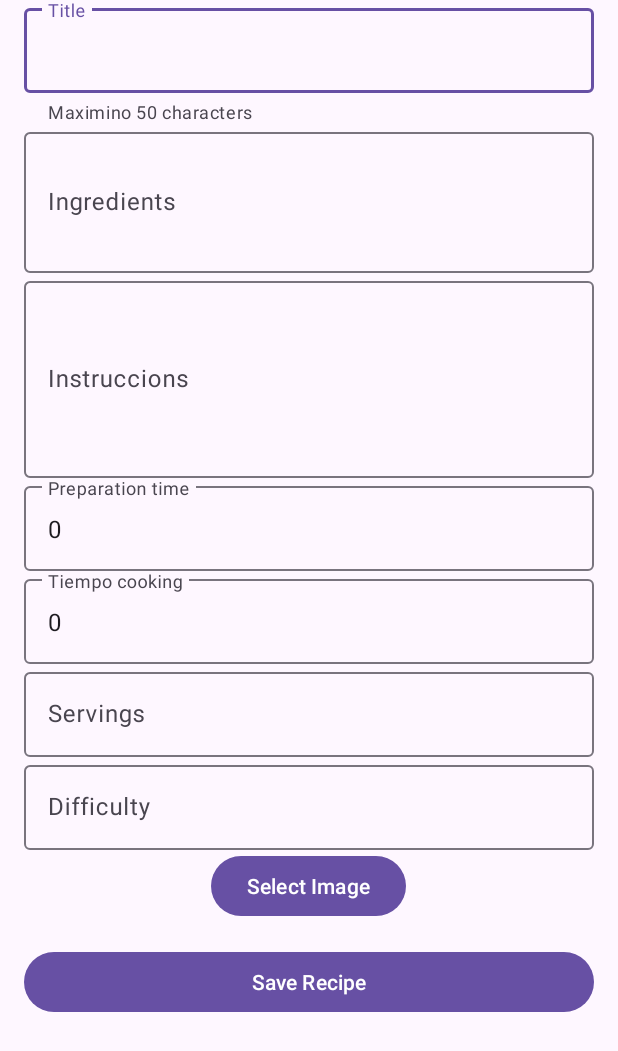
After one commit to Wellington-Esteban-Romero/TastyRecipes, an Android app: the AddRecipeActivity screen opened directly, with no data from a screen before it, on a phone screen of 412 x 824 dp. The commit adds this screen. Shown: the top 1051 px of the screen. Run offline under Robolectric (Android 15) with nearby library versions, the phone set to English and light mode, and no system bars; network calls fail; pictures from the network do not load.

Commit message:
form add recipe

```diff
--- a/app/build.gradle.kts
+++ b/app/build.gradle.kts
@@ -33,6 +33,9 @@ android {
     kotlinOptions {
         jvmTarget = "11"
     }
+    buildFeatures {
+        viewBinding = true
+    }
     viewBinding {
         enable = true
     }
--- /dev/null
+++ b/app/src/main/java/com/tasty/recipes/activities/AddRecipeActivity.kt
@@ -0,0 +1,192 @@
+package com.tasty.recipes.activities
+
+import android.content.Intent
+import android.os.Bundle
+import android.widget.Toast
+import androidx.activity.enableEdgeToEdge
+import androidx.activity.result.PickVisualMediaRequest
+import androidx.activity.result.contract.ActivityResultContracts
+import androidx.appcompat.app.AppCompatActivity
+import androidx.core.net.toUri
+import androidx.core.view.ViewCompat
+import androidx.core.view.WindowInsetsCompat
+import com.tasty.recipes.R
+import com.tasty.recipes.data.entities.Recipe
+import com.tasty.recipes.data.providers.RecipeDAO
+import com.tasty.recipes.databinding.ActivityAddRecipeBinding
+
+class AddRecipeActivity : AppCompatActivity() {
+
+    private lateinit var binding: ActivityAddRecipeBinding
+    private lateinit var recipeDAO: RecipeDAO
+    private lateinit var recipe: Recipe
+    var isEditing: Boolean = false
+
+    companion object {
+        const val EXTRA_RECIPE_CREATE_TAG_ID = "RECIPE_CREATE_TAG_ID"
+        const val EXTRA_IS_DETAILS = "IS_DETAILS"
+    }
+
+    // Registrar el launcher para seleccionar imágenes
+    private val pickImageLauncher = registerForActivityResult(ActivityResultContracts.PickVisualMedia()) { uri ->
+        uri?.let {
+            val flag = Intent.FLAG_GRANT_READ_URI_PERMISSION
+            this.contentResolver.takePersistableUriPermission(uri, flag)
+            recipe.image = uri.toString()
+            Toast.makeText(this, "Se ha cargado la imagen correctamente", Toast.LENGTH_SHORT).show()
+            // Mostrar la imagen en un ImageView (opcional)
+            //binding.imageViewSelected.setImageURI(uri)
+        }
+    }
+
+    override fun onCreate(savedInstanceState: Bundle?) {
+        super.onCreate(savedInstanceState)
+        binding = ActivityAddRecipeBinding.inflate(layoutInflater)
+        setContentView(binding.root)
+
+        enableEdgeToEdge()
+        ViewCompat.setOnApplyWindowInsetsListener(findViewById(R.id.main)) { v, insets ->
+            val systemBars = insets.getInsets(WindowInsetsCompat.Type.systemBars())
+            v.setPadding(systemBars.left, systemBars.top, systemBars.right, systemBars.bottom)
+            insets
+        }
+        init()
+        initListener()
+    }
+
+    private fun init () {
+
+        recipeDAO = RecipeDAO(this)
+
+        recipe =  Recipe(-1,"")
+
+        loadData()
+    }
+
+    private fun initListener () {
+
+        binding.buttonSaveRecipe.setOnClickListener {
+            saveRecipe()
+        }
+
+        binding.btnSelectImage.setOnClickListener {
+            if(ActivityResultContracts.PickVisualMedia.isPhotoPickerAvailable(this))
+                pickImageLauncher.launch(PickVisualMediaRequest(ActivityResultContracts.PickVisualMedia.ImageOnly))
+        }
+    }
+
+   private fun loadData() {
+        binding.editTextTitle.setText(recipe.name)
+        binding.editTextIngredients.setText(recipe.ingredients.joinToString { "," })
+        binding.editTextInstructions.setText(recipe.instructions.joinToString { "," })
+        binding.editTextPrepTime.setText(recipe.prepTimeMinutes.toString())
+        binding.editTextCookTime.setText(recipe.cookTimeMinutes.toString())
+        binding.editTextServings.setText(recipe.servings)
+        binding.editTextDifficulty.setText(recipe.difficulty)
+        binding.imageViewSelected.setImageURI(recipe.image.toUri())
+        /* if (!isEditing) {
+            binding.btnSaveRecipe.text = "Save Recipe"
+        } else {
+            binding.btnSaveRecipe.text = "Edit Recipe"
+        }*/ }
+
+
+    private fun validateRecipe(): Boolean {
+        var isValid = true
+
+        if (recipe.name.trim().isEmpty()) {
+            binding.textFieldTitleName.error = "Write something"
+            isValid = false
+        } else {
+            binding.textFieldTitleName.error = null
+        }
+        if (recipe.name.length > 50) {
+            binding.textFieldTitleName.error = "Is over 50 characters"
+            isValid = false
+        } else {
+            binding.textFieldTitleName.error = null
+        }
+
+        if (recipe.ingredients.isEmpty()) {
+            binding.textFieldIngredients.error = "Write the ingredients"
+            isValid = false
+        } else {
+            binding.textFieldIngredients.error = null
+        }
+
+        if (recipe.instructions.isEmpty()) {
+            binding.textFieldInstructions.error = "Write the instructions"
+            isValid = false
+        } else {
+            binding.textFieldInstructions.error = null
+        }
+
+        if (recipe.prepTimeMinutes <= 0) {
+            binding.textFieldPrepTime.error = "Preparation time must be greater than 0"
+            isValid = false
+        } else {
+            binding.textFieldPrepTime.error = null
+        }
+
+        if (recipe.cookTimeMinutes <= 0) {
+            binding.textFieldCookTime.error = "Cooking time must be greater than 0"
+            isValid = false
+        } else {
+            binding.textFieldCookTime.error = null
+        }
+
+        if (recipe.servings.toInt() <= 0) {
+            binding.textFieldServings.error = "Servings must be greater than 0"
+            isValid = false
+        } else {
+            binding.textFieldServings.error = null
+        }
+
+        if (recipe.difficulty.trim().isEmpty()) {
+            binding.textFieldDifficulty.error = "Select a difficulty"
+            isValid = false
+        } else {
+            binding.textFieldDifficulty.error = null
+        }
+
+        if (recipe.image.trim().isEmpty()) {
+            binding.btnSelectImage.error = "Provides a valid image"
+            isValid = false
+        } else {
+            binding.btnSelectImage.error = null
+        }
+        return isValid
+    }
+
+
+    private fun saveRecipe() {
+        recipe.name = binding.textFieldTitleName.editText?.text.toString()
+        recipe.ingredients = listOf(binding.textFieldIngredients.editText?.text.toString())
+        recipe.instructions = listOf(binding.textFieldInstructions.editText?.text.toString())
+        if (binding.textFieldPrepTime.editText?.text.toString().isEmpty()){
+            recipe.prepTimeMinutes = 0
+        } else {
+            recipe.prepTimeMinutes = binding.textFieldPrepTime.editText?.text.toString().toInt()
+        }
+        if (binding.textFieldCookTime.editText?.text.toString().isEmpty()){
+            recipe.cookTimeMinutes = 0
+        } else {
+            recipe.cookTimeMinutes = binding.textFieldCookTime.editText?.text.toString().toInt()
+        }
+        if (binding.textFieldServings.editText?.text.toString().isEmpty()){
+            recipe.servings = "0"
+        } else {
+            recipe.servings = binding.textFieldServings.editText?.text.toString()
+        }
+        recipe.difficulty = binding.textFieldDifficulty.editText?.text.toString()
+
+       /* if (!isEditing) {
+            recipe.category = intent.getStringExtra(EXTRA_RECIPE_CREATE_TAG_ID).orEmpty()
+        }*/
+
+        if (validateRecipe()) {
+            recipeDAO.insert(recipe)
+            finish()
+        }
+    }
+}
--- a/app/src/main/java/com/tasty/recipes/adapters/RecipeAdapter.kt
+++ b/app/src/main/java/com/tasty/recipes/adapters/RecipeAdapter.kt
@@ -40,12 +40,12 @@ class RecipeViewHolder(view: View) : RecyclerView.ViewHolder(view) {
     fun bind(recipe: Recipe, onClickListener: (Recipe) -> Unit) {
         val context = itemView.context
 
-       // itemRecipeBinding.nameItem.text = recipe.name
+        itemRecipeBinding.recipeName.text = recipe.name
 
         if (recipe.image.startsWith("https://"))
-            Picasso.get().load(recipe.image).into(itemRecipeBinding.imgRecipeItem)
+            Picasso.get().load(recipe.image).into(itemRecipeBinding.imgRecipe)
         else
-            itemRecipeBinding.imgRecipeItem.setImageURI(Uri.parse(recipe.image))
+            itemRecipeBinding.imgRecipe.setImageURI(Uri.parse(recipe.image))
 
         itemView.setOnClickListener {
             onClickListener(recipe)
--- a/app/src/main/java/com/tasty/recipes/data/entities/RecipeResponse.kt
+++ b/app/src/main/java/com/tasty/recipes/data/entities/RecipeResponse.kt
@@ -11,16 +11,16 @@ data class RecipeResponse(
 
 data class Recipe(
     @SerializedName("id") val id: Long,
-    @SerializedName("name") val name: String,
-    @SerializedName("ingredients") val ingredients: List<String>,
-    @SerializedName("instructions") val instructions: List<String>,
-    @SerializedName("prepTimeMinutes") val prepTimeMinutes: Int,
-    @SerializedName("cookTimeMinutes") val cookTimeMinutes: Int,
-    @SerializedName("servings") val servings: String,
-    @SerializedName("difficulty") val difficulty: String,
+    @SerializedName("name") var name: String,
+    @SerializedName("ingredients") var ingredients: List<String> = mutableListOf(),
+    @SerializedName("instructions") var instructions: List<String> = mutableListOf(),
+    @SerializedName("prepTimeMinutes") var prepTimeMinutes: Int = 0,
+    @SerializedName("cookTimeMinutes") var cookTimeMinutes: Int = 0,
+    @SerializedName("servings") var servings: String = "",
+    @SerializedName("difficulty") var difficulty: String = "",
     //@SerializedName("cuisine") val cuisine: String,
     //@SerializedName("caloriesPerServing") val caloriesPerServing: Int,
-    @SerializedName("image") val image: String,
+    @SerializedName("image") var image: String = "",
 ){
 
     companion object {
--- /dev/null
+++ b/app/src/main/res/layout/activity_add_recipe.xml
@@ -0,0 +1,147 @@
+<ScrollView xmlns:android="http://schemas.android.com/apk/res/android"
+    xmlns:app="http://schemas.android.com/apk/res-auto"
+    xmlns:tools="http://schemas.android.com/tools"
+    android:id="@+id/main"
+    android:layout_width="match_parent"
+    android:layout_height="match_parent"
+    android:background="?android:attr/colorBackground"
+    tools:context=".activities.AddRecipeActivity">
+
+    <LinearLayout
+        android:layout_width="match_parent"
+        android:layout_height="wrap_content"
+        android:orientation="vertical"
+        android:layout_marginStart="16dp"
+        android:layout_marginEnd="16dp"
+        android:spacing="22dp">
+
+        <ImageView
+            android:id="@+id/imageViewSelected"
+            android:layout_width="match_parent"
+            android:layout_height="wrap_content"
+            android:visibility="gone">
+
+        </ImageView>
+
+        <!-- Campo para el título -->
+        <com.google.android.material.textfield.TextInputLayout
+            android:id="@+id/textFieldTitleName"
+            android:layout_width="match_parent"
+            android:layout_height="wrap_content"
+            android:hint="@string/label_title"
+            app:helperText="Maximino 50 characters">
+
+            <com.google.android.material.textfield.TextInputEditText
+                android:id="@+id/editTextTitle"
+                android:layout_width="match_parent"
+                android:layout_height="wrap_content"
+                android:inputType="text" />
+        </com.google.android.material.textfield.TextInputLayout>
+
+        <!-- Campo para los ingredientes -->
+        <com.google.android.material.textfield.TextInputLayout
+            android:id="@+id/textFieldIngredients"
+            android:layout_width="match_parent"
+            android:layout_height="wrap_content"
+            android:hint="Ingredients">
+
+            <com.google.android.material.textfield.TextInputEditText
+                android:id="@+id/editTextIngredients"
+                android:layout_width="match_parent"
+                android:layout_height="wrap_content"
+                android:inputType="textMultiLine"
+                android:minLines="3" />
+        </com.google.android.material.textfield.TextInputLayout>
+
+        <!-- Campo para las instrucciones -->
+        <com.google.android.material.textfield.TextInputLayout
+            android:id="@+id/textFieldInstructions"
+            android:layout_width="match_parent"
+            android:layout_height="wrap_content"
+            android:hint="Instruccions">
+
+            <com.google.android.material.textfield.TextInputEditText
+                android:id="@+id/editTextInstructions"
+                android:layout_width="match_parent"
+                android:layout_height="wrap_content"
+                android:inputType="textMultiLine"
+                android:minLines="5" />
+        </com.google.android.material.textfield.TextInputLayout>
+
+        <!-- Campo para el tiempo de preparación -->
+        <com.google.android.material.textfield.TextInputLayout
+            android:id="@+id/textFieldPrepTime"
+            android:layout_width="match_parent"
+            android:layout_height="wrap_content"
+            android:hint="Preparation time">
+
+            <com.google.android.material.textfield.TextInputEditText
+                android:id="@+id/editTextPrepTime"
+                android:layout_width="match_parent"
+                android:layout_height="wrap_content"
+                android:inputType="number" />
+        </com.google.android.material.textfield.TextInputLayout>
+
+        <!-- Campo para el tiempo de cocción -->
+        <com.google.android.material.textfield.TextInputLayout
+            android:id="@+id/textFieldCookTime"
+            android:layout_width="match_parent"
+            android:layout_height="wrap_content"
+            android:hint="Tiempo cooking">
+
+            <com.google.android.material.textfield.TextInputEditText
+                android:id="@+id/editTextCookTime"
+                android:layout_width="match_parent"
+                android:layout_height="wrap_content"
+                android:inputType="number" />
+        </com.google.android.material.textfield.TextInputLayout>
+
+        <!-- Campo para las porciones -->
+        <com.google.android.material.textfield.TextInputLayout
+            android:id="@+id/textFieldServings"
+            android:layout_width="match_parent"
+            android:layout_height="wrap_content"
+            android:hint="Servings">
+
+            <com.google.android.material.textfield.TextInputEditText
+                android:id="@+id/editTextServings"
+                android:layout_width="match_parent"
+                android:layout_height="wrap_content"
+                android:inputType="number" />
+        </com.google.android.material.textfield.TextInputLayout>
+
+        <!-- Campo para Dificultad -->
+        <com.google.android.material.textfield.TextInputLayout
+            android:id="@+id/textFieldDifficulty"
+            android:layout_width="match_parent"
+            android:layout_height="wrap_content"
+            android:hint="Difficulty">
+
+            <com.google.android.material.textfield.TextInputEditText
+                android:id="@+id/editTextDifficulty"
+                android:layout_width="match_parent"
+                android:layout_height="wrap_content"
+                android:inputType="text" />
+        </com.google.android.material.textfield.TextInputLayout>
+
+        <!-- Botón para seleccionar una imagen -->
+        <Button
+            android:id="@+id/btnSelectImage"
+            android:layout_width="wrap_content"
+            android:layout_height="wrap_content"
+            android:text="@string/select_mage"
+            android:layout_gravity="center" />
+
+        <!-- Botón para guardar -->
+        <!-- Botón para guardar -->
+        <!-- Botón para guardar -->
+        <Button
+            android:id="@+id/buttonSaveRecipe"
+            android:layout_width="match_parent"
+            android:layout_height="wrap_content"
+            android:text="@string/save_recipe"
+            android:textColor="@android:color/white"
+            android:layout_marginTop="16dp" />
+
+    </LinearLayout>
+</ScrollView>
--- a/app/src/main/res/values/strings.xml
+++ b/app/src/main/res/values/strings.xml
@@ -4,13 +4,20 @@
     <string name="splash_logo">Splash logo recipes</string>
 
     <string name="label_categories">Categories</string>
-    <string name="label_desserts">Postres</string>
-    <string name="label_salty">Salados</string>
-    <string name="label_drinks">Bebidas</string>
+    <string name="label_main">Main</string>
+    <string name="label_desserts">Dessert</string>
+    <string name="label_salad">Salad</string>
+    <string name="label_drinks">Drinks</string>
+    <string name="label_snacks">Snacks</string>
+
     <string name="favourite">Favourite</string>
     <string name="list_shop">Lista de Compras</string>
     <string name="agregar_receta">Agregar receta</string>
     <string name="acceso_r_pido">Acceso Rápido</string>
     <string name="todo">TODO</string>
     <string name="recipes">Recipes</string>
+    <string name="image_recipe">Imagen de receta</string>
+    <string name="select_mage">Select Image</string>
+    <string name="save_recipe">Save Recipe</string>
+    <string name="label_title">Title</string>
 </resources>
```
Also changed, not shown: app/src/main/AndroidManifest.xml (+12 -5 lines), app/src/main/java/com/tasty/recipes/activities/MainActivity.kt (+29 -2 lines), app/src/main/java/com/tasty/recipes/activities/SearchActivity.kt (added, +21 -0 lines), app/src/main/res/drawable/item_background.xml (added, +21 -0 lines), app/src/main/res/layout/activity_main.xml (+11 -4 lines), app/src/main/res/layout/activity_search.xml (added, +10 -0 lines), app/src/main/res/layout/item_recipe.xml (+82 -7 lines), app/src/main/res/values/arrays.xml (added, +8 -0 lines).
